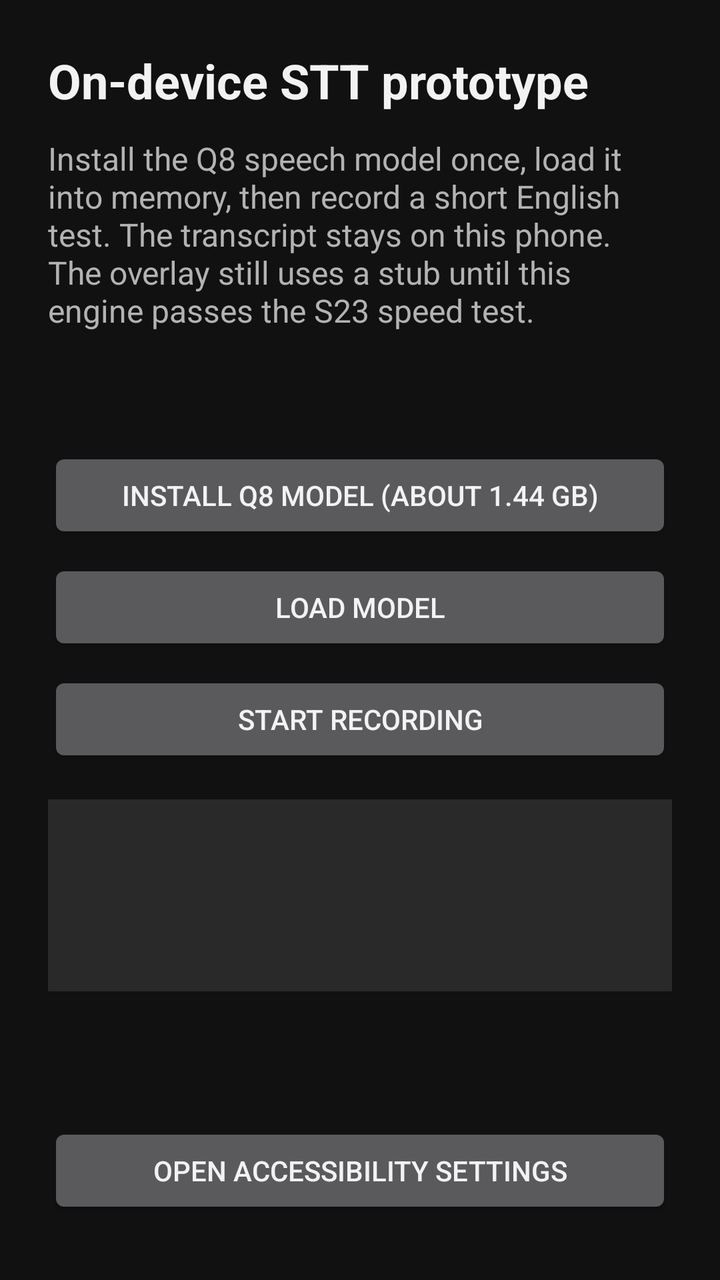
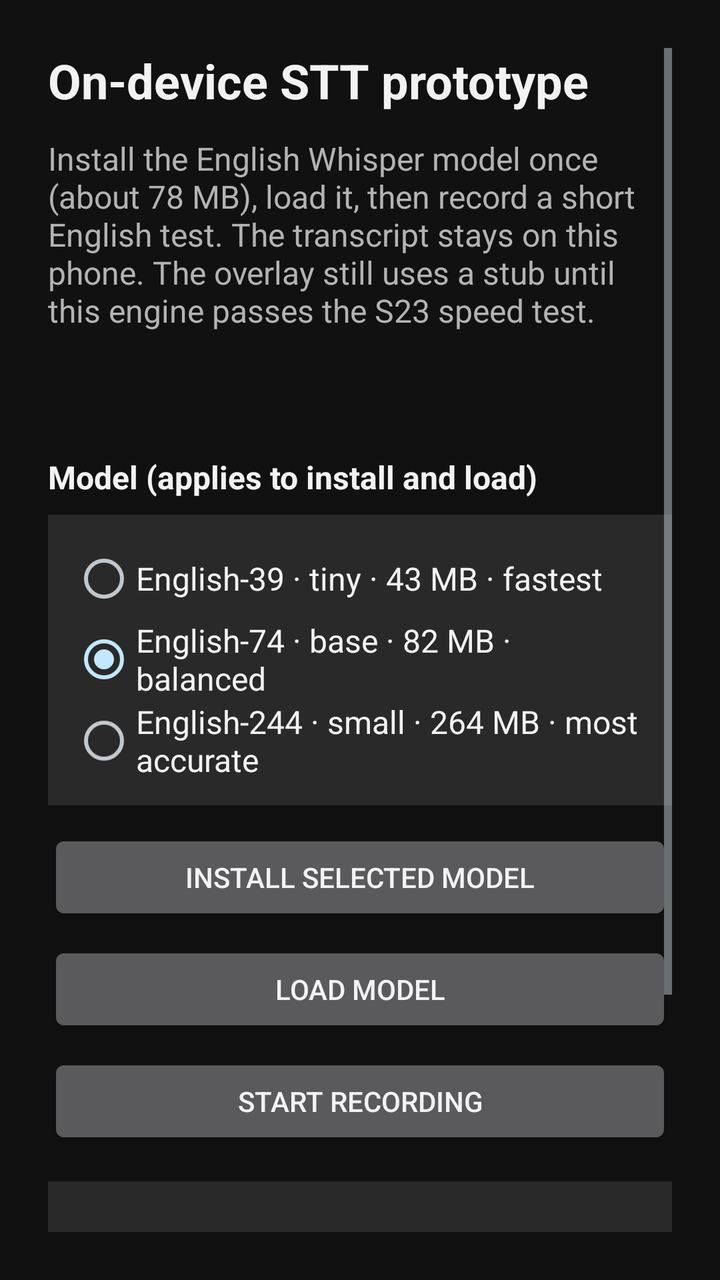

An Android layout rendered at two revisions. The XML below is the earlier revision; the diff shows what the commit changed to produce the second picture.
<!-- AndroidManifest.xml: application theme Theme.Dictator -->
<!-- res/layout/activity_main.xml -->
<?xml version="1.0" encoding="utf-8"?>
<ScrollView xmlns:android="http://schemas.android.com/apk/res/android"
    android:layout_width="match_parent"
    android:layout_height="match_parent"
    android:background="@color/setup_bg"
    android:fillViewport="true"
    android:padding="24dp">

    <LinearLayout
        android:layout_width="match_parent"
        android:layout_height="wrap_content"
        android:orientation="vertical">

        <TextView
            android:layout_width="match_parent"
            android:layout_height="wrap_content"
            android:text="@string/setup_title"
            android:textColor="@color/setup_text"
            android:textSize="24sp"
            android:textStyle="bold" />

        <TextView
            android:layout_width="match_parent"
            android:layout_height="wrap_content"
            android:layout_marginTop="12dp"
            android:text="@string/setup_body"
            android:textColor="@color/setup_muted"
            android:textSize="16sp" />

        <TextView
            android:id="@+id/modelStatus"
            android:layout_width="match_parent"
            android:layout_height="wrap_content"
            android:layout_marginTop="24dp"
            android:textColor="@color/setup_text"
            android:textSize="16sp" />

        <Button
            android:id="@+id/installModel"
            android:layout_width="match_parent"
            android:layout_height="wrap_content"
            android:layout_marginTop="12dp"
            android:text="@string/install_model" />

        <Button
            android:id="@+id/loadModel"
            android:layout_width="match_parent"
            android:layout_height="wrap_content"
            android:layout_marginTop="8dp"
            android:text="@string/load_model" />

        <Button
            android:id="@+id/record"
            android:layout_width="match_parent"
            android:layout_height="wrap_content"
            android:layout_marginTop="8dp"
            android:text="@string/start_recording" />

        <TextView
            android:id="@+id/transcript"
            android:layout_width="match_parent"
            android:layout_height="wrap_content"
            android:layout_marginTop="16dp"
            android:background="#1AFFFFFF"
            android:minHeight="96dp"
            android:padding="12dp"
            android:textColor="@color/setup_text"
            android:textIsSelectable="true"
            android:textSize="18sp" />

        <TextView
            android:id="@+id/accessibilityStatus"
            android:layout_width="match_parent"
            android:layout_height="wrap_content"
            android:layout_marginTop="32dp"
            android:textColor="@color/setup_warn"
            android:textSize="16sp" />

        <Button
            android:id="@+id/openAccessibility"
            android:layout_width="match_parent"
            android:layout_height="wrap_content"
            android:layout_marginTop="12dp"
            android:text="@string/open_accessibility_settings" />
    </LinearLayout>
</ScrollView>
<!-- resources referenced by this layout -->
<resources>
  <color name="setup_bg">#111111</color>
  <color name="setup_muted">#B3B3B3</color>
  <color name="setup_text">#F2F2F2</color>
  <color name="setup_warn">#F5B041</color>
  <string name="install_model">Install Q8 model (about 1.44 GB)</string>
  <string name="load_model">Load model</string>
  <string name="open_accessibility_settings">Open Accessibility settings</string>
  <string name="setup_body">Install the Q8 speech model once, load it into memory, then record a short English test. The transcript stays on this phone. The overlay still uses a stub until this engine passes the S23 speed test.</string>
  <string name="setup_title">On-device STT prototype</string>
  <string name="start_recording">Start recording</string>
  <style name="Theme.Dictator" parent="android:Theme.DeviceDefault.NoActionBar">
          <item name="android:statusBarColor">@color/setup_bg</item>
          <item name="android:navigationBarColor">@color/setup_bg</item>
          <item name="android:windowBackground">@color/setup_bg</item>
          <item name="android:textColor">@color/setup_text</item>
      </style>
</resources>

<!-- the commit's change to res/layout/activity_main.xml (unified diff, before → after) -->
@@ -34,6 +34,52 @@
             android:layout_marginTop="24dp"
             android:textColor="@color/setup_text"
             android:textSize="16sp" />
+
+        <TextView
+            android:layout_width="match_parent"
+            android:layout_height="wrap_content"
+            android:layout_marginTop="16dp"
+            android:text="@string/model_selector_title"
+            android:textColor="@color/setup_text"
+            android:textSize="16sp"
+            android:textStyle="bold" />
+
+        <RadioGroup
+            android:id="@+id/modelSelector"
+            android:layout_width="match_parent"
+            android:layout_height="wrap_content"
+            android:layout_marginTop="8dp"
+            android:background="#1AFFFFFF"
+            android:padding="12dp">
+
+            <RadioButton
+                android:id="@+id/modelTiny"
+                android:layout_width="match_parent"
+                android:layout_height="wrap_content"
+                android:minHeight="40dp"
+                android:text="@string/model_tiny"
+                android:textColor="@color/setup_text"
+                android:textSize="16sp" />
+
+            <RadioButton
+                android:id="@+id/modelBase"
+                android:layout_width="match_parent"
+                android:layout_height="wrap_content"
+                android:checked="true"
+                android:minHeight="40dp"
+                android:text="@string/model_base"
+                android:textColor="@color/setup_text"
+                android:textSize="16sp" />
+
+            <RadioButton
+                android:id="@+id/modelSmall"
+                android:layout_width="match_parent"
+                android:layout_height="wrap_content"
+                android:minHeight="40dp"
+                android:text="@string/model_small"
+                android:textColor="@color/setup_text"
+                android:textSize="16sp" />
+        </RadioGroup>
 
         <Button
             android:id="@+id/installModel"
<!-- resource entries referenced after the edit -->
@@ -4,10 +4,14 @@
   <color name="setup_muted">#B3B3B3</color>
   <color name="setup_text">#F2F2F2</color>
   <color name="setup_warn">#F5B041</color>
-  <string name="install_model">Install Q8 model (about 1.44 GB)</string>
+  <string name="install_model">Install selected model</string>
   <string name="load_model">Load model</string>
+  <string name="model_base">English-74 · base · 82 MB · balanced</string>
+  <string name="model_selector_title">Model (applies to install and load)</string>
+  <string name="model_small">English-244 · small · 264 MB · most accurate</string>
+  <string name="model_tiny">English-39 · tiny · 43 MB · fastest</string>
   <string name="open_accessibility_settings">Open Accessibility settings</string>
-  <string name="setup_body">Install the Q8 speech model once, load it into memory, then record a short English test. The transcript stays on this phone. The overlay still uses a stub until this engine passes the S23 speed test.</string>
+  <string name="setup_body">Install the English Whisper model once (about 78 MB), load it, then record a short English test. The transcript stays on this phone. The overlay still uses a stub until this engine passes the S23 speed test.</string>
   <string name="setup_title">On-device STT prototype</string>
   <string name="start_recording">Start recording</string>
   <style name="Theme.Dictator" parent="android:Theme.DeviceDefault.NoActionBar">
